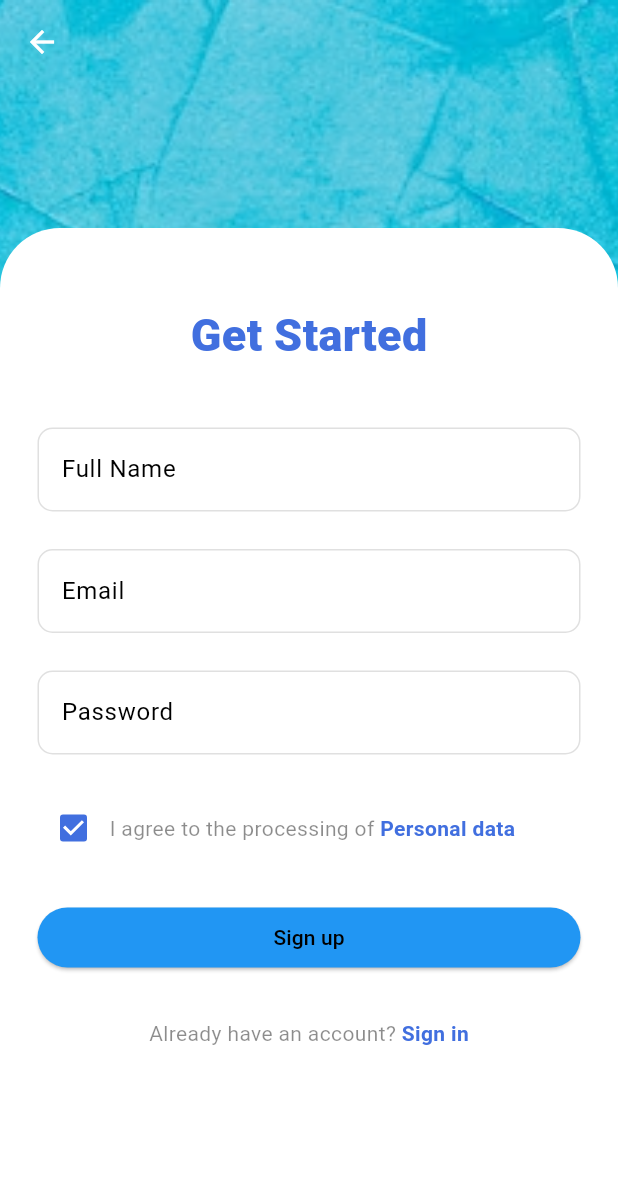
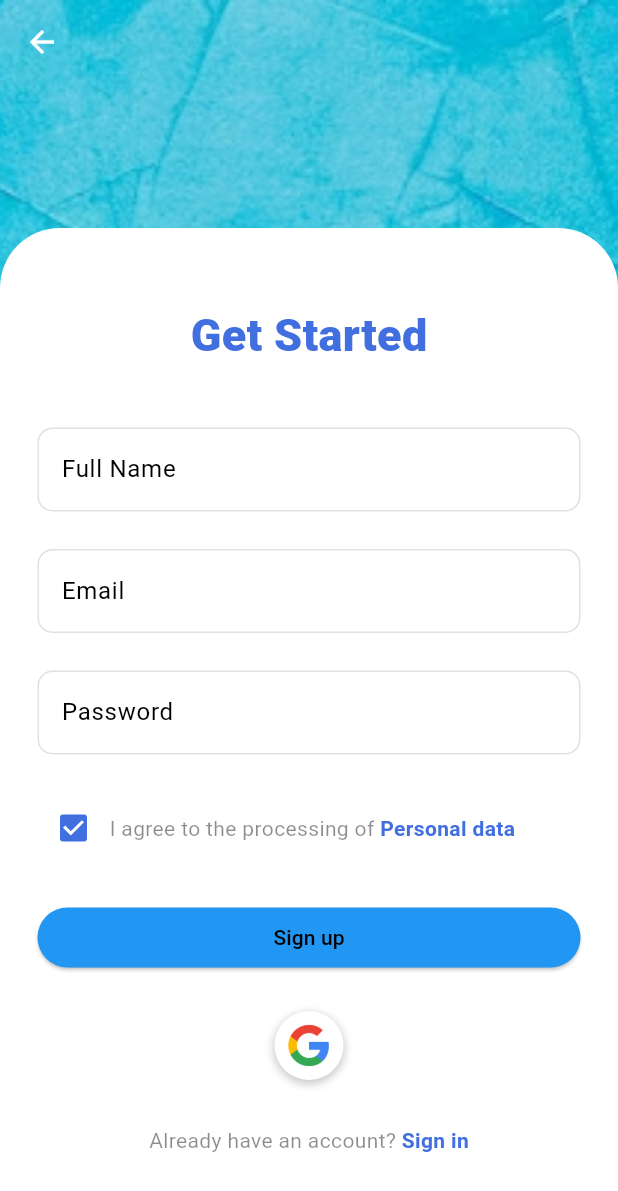
Before and after one commit to Sunilsangfroid/Food_Printing_App, a Flutter app: the SignInScreen screen opened by its route, after a tap on "Sign in", after a tap on "Sign up", on a phone screen of 412 x 824 dp. Shown: the top 1191 px of the screen. Run offline on Flutter 3.47's test engine with Material 3 defaults, Android fonts, the phone set to English and light mode, and no system bars; our stand-ins replace flutter_rating_bar, speech_to_text.

Commit message:
added google icon at sigin and sing up screens

```diff
--- a/lib/Pages/chatbot.dart
+++ b/lib/Pages/chatbot.dart
@@ -59,6 +59,7 @@ class _ChatScreenState extends State<ChatScreen> {
     return Scaffold(
       appBar: AppBar(
         title: const Text('Chatbot'),
+        backgroundColor: Colors.transparent,
       ),
       body: Column(
         children: <Widget>[
--- a/lib/Pages/favourite_screen.dart
+++ b/lib/Pages/favourite_screen.dart
@@ -1,3 +1,5 @@
+// ignore_for_file: library_private_types_in_public_api
+
 import 'package:flutter/material.dart';
 import '../foodclass.dart';
 
--- a/lib/Pages/notification.dart
+++ b/lib/Pages/notification.dart
@@ -8,6 +8,7 @@ class NotificationScreen extends StatelessWidget {
     return Scaffold(
       appBar: AppBar(
         title: const Text('Notifications'),
+        backgroundColor: Colors.transparent,
       ),
       body: ListView.builder(
         itemCount: 10, // Example: Assuming there are 10 notifications
--- a/lib/Pages/sigin.dart
+++ b/lib/Pages/sigin.dart
@@ -230,6 +230,44 @@ class _SignInScreenState extends State<SignInScreen> {
                       const SizedBox(
                         height: 20,
                       ),
+                      GestureDetector(
+                        onTap: () {
+
+                        },
+                        child: Container(
+                          padding: const EdgeInsets.all(8),
+                          decoration: BoxDecoration(
+                            shape: BoxShape.circle,
+                            color: Colors.white,
+                            boxShadow: [
+                              BoxShadow(
+                                color: Colors.black.withOpacity(0.2),
+                                spreadRadius: 1,
+                                blurRadius: 4,
+                                offset: const Offset(0, 2),
+                              ),
+                            ],
+                          ),
+                          child: ClipOval(
+                            child: Material(
+                              color: Colors.transparent,
+                              child: InkWell(
+                                splashColor: Colors.grey, // splash color
+                                onTap: () {
+                                  // Handle Google sign-in
+                                },
+                                child: SizedBox(
+                                  width: 30,
+                                  height: 30,
+                                  child: Image.asset(
+                                    'assets/images/google.png',
+                                  ),
+                                ),
+                              ),
+                            ),
+                          ),
+                        ),
+                      ),
                       const SizedBox(
                         height: 20,
                       ),
@@ -260,7 +298,7 @@ class _SignInScreenState extends State<SignInScreen> {
                             ),
                           ),
                         ],
-                      )
+                      ),
                     ],
                   ),
                 ),
--- a/lib/Pages/signup.dart
+++ b/lib/Pages/signup.dart
@@ -184,17 +184,13 @@ class _SignUpScreenState extends State<SignUpScreen> {
                           onPressed: () {
                             if (_formSignupKey.currentState!.validate() &&
                                 agreePersonalData) {
-                              // Perform sign-up logic here
-                              // For demonstration purposes, let's assume sign-up is successful
                               bool signUpSuccess = true;
 
                               if (signUpSuccess) {
-                                // If sign-up is successful, navigate to the home page
                                 Navigator.pushReplacementNamed(
                                     context, '/home');
                                 // ignore: dead_code
                               } else {
-                                // If sign-up fails, show a snackbar with an error message
                                 ScaffoldMessenger.of(context).showSnackBar(
                                   const SnackBar(
                                     content: Text(
@@ -217,6 +213,43 @@ class _SignUpScreenState extends State<SignUpScreen> {
                           child: const Text(
                             'Sign up',
                             style: TextStyle(color: Colors.black),
+                          ),
+                        ),
+                      ),
+                      const SizedBox(
+                        height: 25,
+                      ),
+                      GestureDetector(
+                        onTap: () {},
+                        child: Container(
+                          padding: const EdgeInsets.all(8),
+                          decoration: BoxDecoration(
+                            shape: BoxShape.circle,
+                            color: Colors.white,
+                            boxShadow: [
+                              BoxShadow(
+                                color: Colors.black.withOpacity(0.2),
+                                spreadRadius: 1,
+                                blurRadius: 4,
+                                offset: const Offset(0, 2),
+                              ),
+                            ],
+                          ),
+                          child: ClipOval(
+                            child: Material(
+                              color: Colors.transparent,
+                              child: InkWell(
+                                splashColor: Colors.grey,
+                                onTap: () {},
+                                child: SizedBox(
+                                  width: 30,
+                                  height: 30,
+                                  child: Image.asset(
+                                    'assets/images/google.png',
+                                  ),
+                                ),
+                              ),
+                            ),
                           ),
                         ),
                       ),
--- a/lib/Widgets/DrawerWidget.dart
+++ b/lib/Widgets/DrawerWidget.dart
@@ -74,11 +74,11 @@ class DrawerWidget extends StatelessWidget {
               Navigator.pushNamed(context, "/cart");
             },
             leading: const Icon(
-              CupertinoIcons.cart_fill,
+              CupertinoIcons.printer,
               color: Colors.blue,
             ),
             title: const Text(
-              "My Food",
+              "Printed Food",
               style: TextStyle(
                 fontSize: 18,
                 fontWeight: FontWeight.bold,
--- a/lib/main.dart
+++ b/lib/main.dart
@@ -51,7 +51,7 @@ void main() {
       '/favourite': (context) => const FoodDeliveryScreen(),
       '/profile': (context) => const MyAccountPage(),
       '/aiassi': (context) => const ChatScreen(),
-      '/setting': (context) =>  SettingsPage(),
+      '/setting': (context) => const SettingsPage(),
       '/notification': (context) => const NotificationScreen(),
     },
   ));
```
Also changed, not shown: lib/Pages/CartPage.dart (+22 -14 lines), lib/Pages/setting.dart (+34 -15 lines), assets/images/google.png (added).
